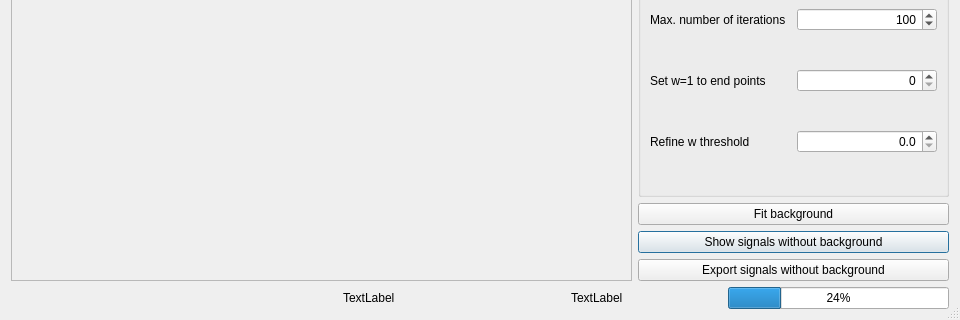
This is eaqtarplsbackgroundcorrectiondialog.ui in efce/EAQt as Qt 5 draws it before an edit; both pictures show x 0 to 960 and y 320 to 640 of the 960 by 640 pixel window. The edited form follows.
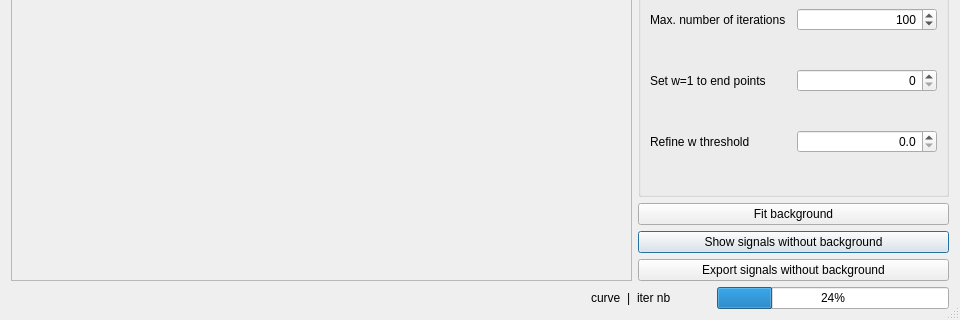
This is the edited form. Custom widgets are drawn as their Qt base class.

```diff
--- a/eaqtarplsbackgroundcorrectiondialog.ui
+++ b/eaqtarplsbackgroundcorrectiondialog.ui
@@ -189,7 +189,7 @@
     </widget>
    </item>
    <item row="5" column="0" colspan="2">
-    <layout class="QHBoxLayout" name="horizontalLayoutStatusB" stretch="3,2,1,0,2">
+    <layout class="QHBoxLayout" name="horizontalLayoutStatusB" stretch="5,0,0,0,0,2">
      <property name="sizeConstraint">
       <enum>QLayout::SetMaximumSize</enum>
      </property>
@@ -209,14 +209,21 @@
      <item>
       <widget class="QLabel" name="labelStatus">
        <property name="text">
-        <string>TextLabel</string>
+        <string>curve</string>
+       </property>
+      </widget>
+     </item>
+     <item>
+      <widget class="QLabel" name="labelSeparator">
+       <property name="text">
+        <string>|</string>
        </property>
       </widget>
      </item>
      <item>
       <widget class="QLabel" name="labelIterations">
        <property name="text">
-        <string>TextLabel</string>
+        <string>iter nb</string>
        </property>
       </widget>
      </item>
```
Left out of the diff: 15 changed lines with no effect on the pictures.
